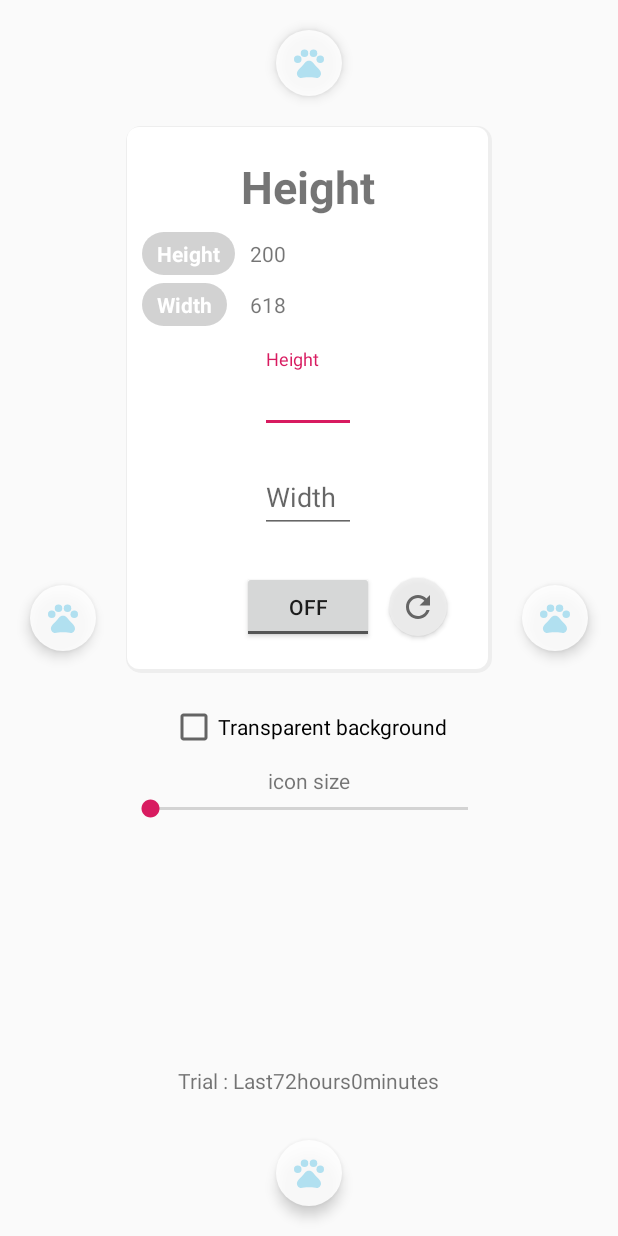
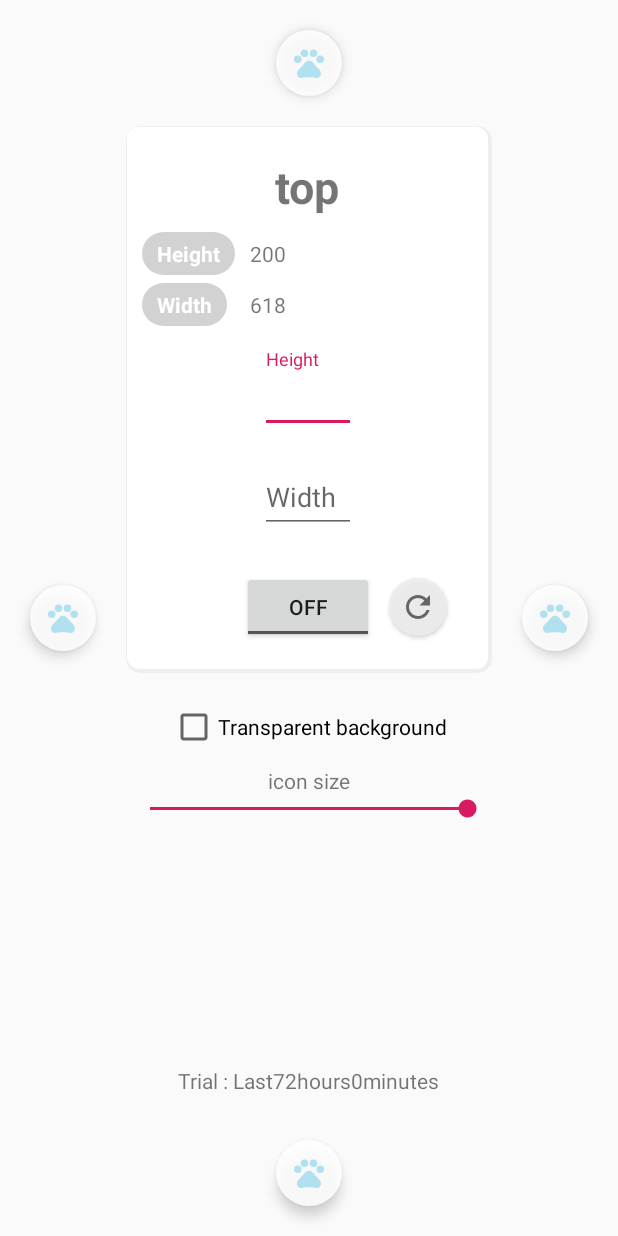
Before and after one commit to KawabeAtsushi/TouchProtector, an Android app: the screen it shows after launch (MainActivity), after a tap on "TOP", on a phone screen of 412 x 824 dp. Run offline under Robolectric (Android 15) with nearby library versions, the phone set to English and light mode, and no system bars; our stand-ins replace data binding.

Commit message:
work on 10/1

```diff
--- a/app/build.gradle
+++ b/app/build.gradle
@@ -23,6 +23,9 @@ android {
     dataBinding {
         enabled = true
     }
+    kotlinOptions {
+        jvmTarget = '1.8'
+    }
 }
 
 dependencies {
--- /dev/null
+++ b/app/src/main/java/com/pandatone/touchProtector/KeyStore.kt
@@ -0,0 +1,24 @@
+package com.pandatone.touchProtector
+
+import android.util.Log
+
+object KeyStore {
+    const val TOP = "top"
+    const val BOTTOM = "bottom"
+    const val LEFT = "left"
+    const val RIGHT = "right"
+}
+
+//プリファレンスキー
+enum class PREF(val key: String) {
+    Name("my_settings"),
+    FirstDate("first_date"),
+    TopH("topHeight"),
+    TopW("topWidth"),
+    BottomH("bottomHeight"),
+    BottomW("bottomWidth"),
+    LeftH("leftHeight"),
+    LeftW("leftWidth"),
+    RightH("rightHeight"),
+    RightW("rightWidth")
+}
--- a/app/src/main/java/com/pandatone/touchProtector/MainActivity.kt
+++ b/app/src/main/java/com/pandatone/touchProtector/MainActivity.kt
@@ -8,6 +8,7 @@ import android.util.DisplayMetrics
 import android.widget.*
 import androidx.appcompat.app.AppCompatActivity
 import com.pandatone.touchProtector.databinding.MainActivityBinding
+import kotlin.math.min
 
 
 /**
@@ -26,14 +27,6 @@ class MainActivity : AppCompatActivity() {
 
         /** ID for the runtime permission dialog */
         private const val OVERLAY_PERMISSION_REQUEST_CODE = 1
-        private const val TOP = "top"
-        private const val BOTTOM = "bottom"
-        private const val LEFT = "left"
-        private const val RIGHT = "right"
-
-        //プリファレンスキー
-        private const val PREF_NAME = "my_settings"
-        private const val FIRST_DATE = "firstDate"
     }
 
     override fun onCreate(savedInstanceState: Bundle?) {
@@ -41,24 +34,26 @@ class MainActivity : AppCompatActivity() {
         val binding: MainActivityBinding = MainActivityBinding.inflate(layoutInflater)
         viewModel = MainViewModel()
         binding.viewModel = viewModel
+        binding.lifecycleOwner = this
         setContentView(binding.root)
         requestOverlayPermission()
 
         setViews()
 
-        val pref = getSharedPreferences(PREF_NAME, MODE_PRIVATE)
-        val firstDate = pref.getLong(FIRST_DATE, 0)
+        val pref = getSharedPreferences(PREF.Name.key, MODE_PRIVATE)
+        val firstDate = pref.getLong(PREF.FirstDate.key, 0)
         if (firstDate == 0L) {
             initialBoot()
         } else {
-            viewModel.setTopParam(pref.getInt("topHeight", 0), pref.getInt("topWidth", 0))
-            viewModel.setBottomParam(pref.getInt("bottomHeight", 0), pref.getInt("bottomWidth", 0))
-            viewModel.setRightParam(pref.getInt("rightHeight", 0), pref.getInt("rightWidth", 0))
-            viewModel.setLeftParam(pref.getInt("leftHeight", 0), pref.getInt("leftWidth", 0))
+            viewModel.setTopParam(pref.getInt(PREF.TopH.key, 0), pref.getInt(PREF.TopW.key, 0))
+            viewModel.setBottomParam(pref.getInt(PREF.TopH.key, 0), pref.getInt(PREF.TopH.key, 0))
+            viewModel.setRightParam(pref.getInt(PREF.TopH.key, 0), pref.getInt(PREF.TopH.key, 0))
+            viewModel.setLeftParam(pref.getInt(PREF.TopH.key, 0), pref.getInt(PREF.TopH.key, 0))
         }
+        changeIconSize(pref.getInt("topHeight", 0), pref.getInt("topWidth", 0),100)
 
         val statusView = findViewById<TextView>(R.id.status)
-        val lastDay = System.currentTimeMillis() - pref.getLong(FIRST_DATE, 0)
+        val lastDay = System.currentTimeMillis() - pref.getLong(PREF.FirstDate.key, 0)
         val limit = 72 * 3600 * 1000
         if (lastDay > limit) {
             statusView.text = getString(R.string.status_unlimited)
@@ -75,17 +70,37 @@ class MainActivity : AppCompatActivity() {
             setOnCheckedChangeListener { _, isChecked ->
                 val heightStr = heightEt.text.toString()
                 if (heightStr != "") {
-                    setParams(TOP, height = Integer.parseInt(heightStr))
+                    setParams(KeyStore.TOP, height = Integer.parseInt(heightStr))
                 }
                 val widthStr = widthEt.text.toString()
                 if (widthStr != "") {
-                    setParams(TOP, width = Integer.parseInt(widthStr))
+                    setParams(KeyStore.TOP, width = Integer.parseInt(widthStr))
                 }
                 OverlayService.transBackground = transCheck.isChecked
                 if (isChecked) OverlayService.start(this@MainActivity)
                 else OverlayService.stop(this@MainActivity)
             }
         }
+
+        findViewById<SeekBar>(R.id.seekBar).setOnSeekBarChangeListener(
+            object : SeekBar.OnSeekBarChangeListener {
+                //ツマミがドラッグされると呼ばれる
+                override fun onProgressChanged(
+                    seekBar: SeekBar, progress: Int, fromUser: Boolean
+                ) {
+                    changeIconSize(pref.getInt("topHeight", 0), pref.getInt("topWidth", 0),progress)
+                }
+
+                override fun onStartTrackingTouch(seekBar: SeekBar) {
+                    // ツマミがタッチされた時に呼ばれる
+                }
+
+                override fun onStopTrackingTouch(seekBar: SeekBar) {
+                    // ツマミがリリースされた時に呼ばれる
+                }
+
+            }
+        )
     }
 
     private fun setViews() {
@@ -102,12 +117,12 @@ class MainActivity : AppCompatActivity() {
         windowManager.defaultDisplay.getMetrics(dm)
         val dWidth = dm.widthPixels
         val dHeight = dm.heightPixels
-        setParams(TOP, height = 200, width = dWidth)
-        setParams(BOTTOM, height = 200, width = dWidth)
-        setParams(RIGHT, height = dHeight, width = 100)
-        setParams(LEFT, height = dHeight, width = 100)
-        getSharedPreferences(PREF_NAME, MODE_PRIVATE).edit().apply {
-            putLong(FIRST_DATE, System.currentTimeMillis())
+        setParams(KeyStore.TOP, height = 200, width = dWidth)
+        setParams(KeyStore.BOTTOM, height = 200, width = dWidth)
+        setParams(KeyStore.RIGHT, height = dHeight, width = 100)
+        setParams(KeyStore.LEFT, height = dHeight, width = 100)
+        getSharedPreferences(PREF.Name.key, MODE_PRIVATE).edit().apply {
+            putLong(PREF.FirstDate.key, System.currentTimeMillis())
             apply()
         }
         Toast.makeText(this, "First", Toast.LENGTH_SHORT).show()
@@ -139,16 +154,23 @@ class MainActivity : AppCompatActivity() {
     private fun setParams(position: String, height: Int = -1, width: Int = -1) {
 
         when (position) {
-            TOP -> viewModel.setTopParam(height, width)
-            BOTTOM -> viewModel.setBottomParam(height, width)
-            RIGHT -> viewModel.setRightParam(height, width)
+            KeyStore.TOP -> viewModel.setTopParam(height, width)
+            KeyStore.BOTTOM -> viewModel.setBottomParam(height, width)
+            KeyStore.RIGHT -> viewModel.setRightParam(height, width)
             else -> viewModel.setLeftParam(height, width)
         }
         //プリファレンス（設定）に保存
-        getSharedPreferences(PREF_NAME, MODE_PRIVATE).edit().apply {
+        getSharedPreferences(PREF.Name.key, MODE_PRIVATE).edit().apply {
             if (height > 0) putInt(position + "Height", height)
             if (width > 0) putInt(position + "Width", width)
             apply()
         }
     }
+
+    private fun changeIconSize(height: Int,width: Int,progress:Int){
+        val maxSize = min(height,width)
+        val ratio = progress / 100f //(min)0 ~ 1(max)
+        val size = ratio * maxSize
+        viewModel.setTopParam(size = size.toInt())
+    }
 }
--- a/app/src/main/java/com/pandatone/touchProtector/MainViewModel.kt
+++ b/app/src/main/java/com/pandatone/touchProtector/MainViewModel.kt
@@ -1,7 +1,5 @@
 package com.pandatone.touchProtector
 
-import android.app.Activity
-import android.content.Context
 import android.widget.TextView
 import androidx.lifecycle.LiveData
 import androidx.lifecycle.MutableLiveData
@@ -27,9 +25,16 @@ class MainViewModel : ViewModel()  {
     val topWidth: LiveData<Int>
         get() = _topWidth
 
-    fun setTopParam(height: Int = -1, width: Int = -1) {
+    private val _topSize = MutableLiveData<Int>().also { mutableLiveData ->
+        mutableLiveData.value = 0
+    }
+    val topSize: LiveData<Int>
+        get() = _topSize
+
+    fun setTopParam(height: Int = -1, width: Int = -1, size: Int = -1) {
         if (height > 0) _topHeight.value = height
         if (width > 0) _topWidth.value = width
+        if (size > 0) _topSize.value = size
     }
 
     //BOTTOM
@@ -87,8 +92,8 @@ class MainViewModel : ViewModel()  {
     }
 
     //onClick
-    fun onClickButton(activity:Activity, position:String){
-        val title = activity.findViewById<TextView>(R.id.title)
+    fun onClickButton(title: TextView, position:String){
+
         when (position) {
             top -> title.text = top
             bottom -> title.text = bottom
--- a/app/src/main/java/com/pandatone/touchProtector/OverlayView.kt
+++ b/app/src/main/java/com/pandatone/touchProtector/OverlayView.kt
@@ -7,6 +7,7 @@ import android.view.Gravity
 import android.view.View
 import android.view.WindowManager
 import android.widget.FrameLayout
+import com.pandatone.touchProtector.databinding.OverlayViewBinding
 
 
 class OverlayView @JvmOverloads constructor(
@@ -73,4 +74,5 @@ class OverlayView @JvmOverloads constructor(
         windowManager.removeView(this)
         windowManager.addView(this, layoutParams)
     }
+
 }
--- a/app/src/main/res/layout/main_activity.xml
+++ b/app/src/main/res/layout/main_activity.xml
@@ -27,7 +27,7 @@
             android:contentDescription="TOP"
             android:elevation="5dp"
             android:src="@drawable/icon"
-            android:onClick="@{() -> viewModel.onClickButton(viewModel.top,context)}"
+            android:onClick="@{() -> viewModel.onClickButton(title,viewModel.top)}"
             app:layout_constraintEnd_toEndOf="parent"
             app:layout_constraintStart_toStartOf="parent"
             app:layout_constraintTop_toTopOf="parent" />
@@ -42,6 +42,7 @@
             android:contentDescription="RIGHT"
             android:elevation="5dp"
             android:src="@drawable/icon"
+            android:onClick="@{() -> viewModel.onClickButton(title,viewModel.right)}"
             app:layout_constraintBottom_toBottomOf="parent"
             app:layout_constraintEnd_toEndOf="parent"
             app:layout_constraintTop_toTopOf="parent" />
@@ -56,6 +57,7 @@
             android:contentDescription="BOTTOM"
             android:elevation="5dp"
             android:src="@drawable/icon"
+            android:onClick="@{() -> viewModel.onClickButton(title,viewModel.bottom)}"
             app:layout_constraintBottom_toBottomOf="parent"
             app:layout_constraintEnd_toEndOf="parent"
             app:layout_constraintStart_toStartOf="parent" />
@@ -70,6 +72,7 @@
             android:contentDescription="LEFT"
             android:elevation="5dp"
             android:src="@drawable/icon"
+            android:onClick="@{() -> viewModel.onClickButton(title,viewModel.left)}"
             app:layout_constraintBottom_toBottomOf="parent"
             app:layout_constraintStart_toStartOf="parent"
             app:layout_constraintTop_toTopOf="parent" />
@@ -247,6 +250,7 @@
                 android:id="@+id/seekBar"
                 android:layout_width="0dp"
                 android:layout_height="wrap_content"
+                android:progress="100"
                 app:layout_constraintEnd_toEndOf="parent"
                 app:layout_constraintStart_toStartOf="parent"
                 app:layout_constraintTop_toBottomOf="@id/size" />
--- a/app/src/main/res/values/strings.xml
+++ b/app/src/main/res/values/strings.xml
@@ -11,4 +11,6 @@
     <string name="hours">hours</string>
     <string name="mins">minutes</string>
     <string name="icon_size">icon size</string>
+    <string name="back_on">Back operation:ON</string>
+    <string name="back_off">Back operation:OFF</string>
 </resources>
```
Also changed, not shown: app/src/main/java/com/pandatone/touchProtector/OverlayService.kt (+24 -7 lines), app/src/main/res/layout/overlay_view.xml (+18 -14 lines), 1 other file.
